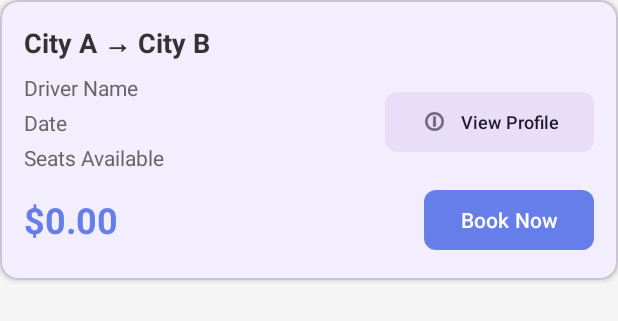
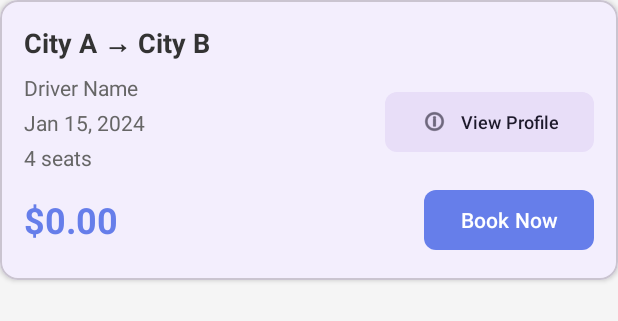
Before and after one commit to Mahdyy04/WASSALNI-PI2, an Android app: the layout item_ride.xml on its own in the app's theme, with its tools: preview values and no code run, on a phone screen of 412 x 824 dp. Shown: the top 321 px of the screen. Run offline under Robolectric (Android 15) with nearby library versions, the phone set to English and light mode, and no system bars.

Commit message:
Improve sample string values for better clarity and consistency
Co-authored-by: Mahdyy04 <153901207+Mahdyy04@users.noreply.github.com>

```diff
--- a/CarpoolingApp/app/src/main/res/values/strings.xml
+++ b/CarpoolingApp/app/src/main/res/values/strings.xml
@@ -171,8 +171,8 @@
     <!-- Sample texts for layouts -->
     <string name="route_sample">City A → City B</string>
     <string name="driver_sample">Driver Name</string>
-    <string name="date_sample">Date</string>
-    <string name="seats_sample">Seats Available</string>
+    <string name="date_sample">Jan 15, 2024</string>
+    <string name="seats_sample">4 seats</string>
     <string name="price_sample">$0.00</string>
 
     <!-- Location Picker -->
```
